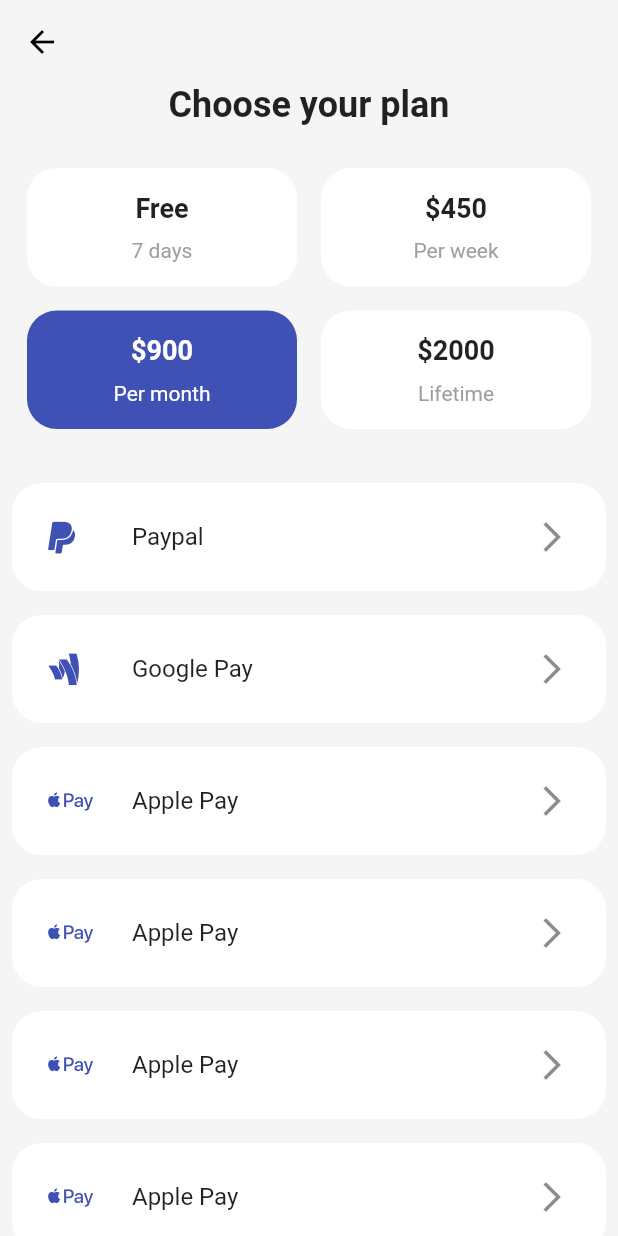
After one commit to doivjpxx/ft_ui_challenge_ecommerce, a Flutter app: the MyEcommerce3 screen opened by its route, on a phone screen of 412 x 824 dp. The commit adds this screen. Run offline on Flutter 3.47's test engine with Material 2 defaults, Android fonts, the phone set to English and light mode, and no system bars; our stand-ins replace font_awesome_flutter.

Commit message:
add ecommerce 3

```diff
--- a/lib/main.dart
+++ b/lib/main.dart
@@ -1,6 +1,7 @@
 import 'package:flutter/material.dart';
 import 'package:ft_ui_challenge_ecommerce/pages/ecommerce_1/ecommerce_1.dart';
 import 'package:ft_ui_challenge_ecommerce/pages/ecommerce_2/ecommerce_2.dart';
+import 'package:ft_ui_challenge_ecommerce/pages/ecommerce_3/ecommerce_3.dart';
 
 import 'pages/home_page.dart';
 
@@ -16,7 +17,7 @@ class MyApp extends StatelessWidget {
         '/': (context) => MyHomePage(),
         '/first': (context) => MyEcommerce1(),
         '/second': (context) => MyEcommerce2(),
-        // '/third': (context) => MyAnimation3(),
+        '/third': (context) => MyEcommerce3(),
         // '/four': (context) => MyAnimation4(),
         // '/five': (context) => MyAnimation5()
       },
--- /dev/null
+++ b/lib/pages/ecommerce_3/ecommerce_3.dart
@@ -0,0 +1,227 @@
+import 'package:flutter/material.dart';
+import 'package:ft_ui_challenge_ecommerce/widgets/rounded_container.dart';
+import 'package:font_awesome_flutter/font_awesome_flutter.dart';
+
+class MyEcommerce3 extends StatefulWidget {
+  @override
+  _MyEcommerce3State createState() => _MyEcommerce3State();
+}
+
+class _MyEcommerce3State extends State<MyEcommerce3> {
+  @override
+  Widget build(BuildContext context) {
+    return Scaffold(
+      appBar: AppBar(
+        backgroundColor: Colors.transparent,
+        elevation: 0,
+        iconTheme: IconThemeData(color: Colors.black),
+      ),
+      backgroundColor: Colors.grey[100],
+      body: SingleChildScrollView(
+        child: Column(
+          children: <Widget>[
+            Text(
+              "Choose your plan",
+              style: TextStyle(fontWeight: FontWeight.bold, fontSize: 24.0),
+            ),
+            SizedBox(
+              height: 20.0,
+            ),
+            Container(
+              margin: const EdgeInsets.only(left: 10.0, right: 10.0),
+              child: Row(
+                children: <Widget>[
+                  Expanded(
+                      child: RoundedContainer(
+                          margin: EdgeInsets.symmetric(
+                              horizontal: 8.0, vertical: 8.0),
+                          child: Column(
+                            children: <Widget>[
+                              Text(
+                                'Free',
+                                style: TextStyle(
+                                    fontWeight: FontWeight.bold, fontSize: 18),
+                              ),
+                              SizedBox(
+                                height: 10.0,
+                              ),
+                              Text(
+                                '7 days',
+                                style: TextStyle(color: Colors.grey),
+                              )
+                            ],
+                          ))),
+                  Expanded(
+                      child: RoundedContainer(
+                          margin: EdgeInsets.symmetric(
+                              horizontal: 8.0, vertical: 8.0),
+                          child: Column(
+                            children: <Widget>[
+                              Text(
+                                '\$450',
+                                style: TextStyle(
+                                    fontWeight: FontWeight.bold, fontSize: 18),
+                              ),
+                              SizedBox(
+                                height: 10.0,
+                              ),
+                              Text(
+                                'Per week',
+                                style: TextStyle(color: Colors.grey),
+                              )
+                            ],
+                          ))),
+                ],
+              ),
+            ),
+            Container(
+              margin: const EdgeInsets.only(left: 10.0, right: 10.0),
+              child: Row(
+                children: <Widget>[
+                  Expanded(
+                      child: RoundedContainer(
+                          color: Colors.indigo,
+                          margin: EdgeInsets.symmetric(
+                              horizontal: 8.0, vertical: 8.0),
+                          child: Column(
+                            children: <Widget>[
+                              Text(
+                                '\$900',
+                                style: TextStyle(
+                                    color: Colors.white,
+                                    fontWeight: FontWeight.bold,
+                                    fontSize: 18),
+                              ),
+                              SizedBox(
+                                height: 10.0,
+                              ),
+                              Text(
+                                'Per month',
+                                style: TextStyle(color: Colors.white),
+                              )
+                            ],
+                          ))),
+                  Expanded(
+                      child: RoundedContainer(
+                          margin: EdgeInsets.symmetric(
+                              horizontal: 8.0, vertical: 8.0),
+                          child: Column(
+                            children: <Widget>[
+                              Text(
+                                '\$2000',
+                                style: TextStyle(
+                                    fontWeight: FontWeight.bold, fontSize: 18),
+                              ),
+                              SizedBox(
+                                height: 10.0,
+                              ),
+                              Text(
+                                'Lifetime',
+                                style: TextStyle(color: Colors.grey),
+                              )
+                            ],
+                          )))
+                ],
+              ),
+            ),
+            SizedBox(
+              height: 20.0,
+            ),
+            RoundedContainer(
+              margin: const EdgeInsets.all(8.0),
+              padding: const EdgeInsets.all(8.0),
+              child: ListTile(
+                leading: FaIcon(
+                  FontAwesomeIcons.paypal,
+                  color: Colors.indigo,
+                ),
+                title: Text("Paypal"),
+                trailing: Icon(Icons.arrow_forward_ios),
+              ),
+            ),
+            RoundedContainer(
+              margin: const EdgeInsets.all(8.0),
+              padding: const EdgeInsets.all(8.0),
+              child: ListTile(
+                leading: FaIcon(
+                  FontAwesomeIcons.googleWallet,
+                  color: Colors.indigo,
+                ),
+                title: Text("Google Pay"),
+                trailing: Icon(Icons.arrow_forward_ios),
+              ),
+            ),
+            RoundedContainer(
+              margin: const EdgeInsets.all(8.0),
+              padding: const EdgeInsets.all(8.0),
+              child: ListTile(
+                leading: FaIcon(
+                  FontAwesomeIcons.applePay,
+                  color: Colors.indigo,
+                ),
+                title: Text("Apple Pay"),
+                trailing: Icon(Icons.arrow_forward_ios),
+              ),
+            ),
+            RoundedContainer(
+              margin: const EdgeInsets.all(8.0),
+              padding: const EdgeInsets.all(8.0),
+              child: ListTile(
+                leading: FaIcon(
+                  FontAwesomeIcons.applePay,
+                  color: Colors.indigo,
+                ),
+                title: Text("Apple Pay"),
+                trailing: Icon(Icons.arrow_forward_ios),
+              ),
+            ),
+            RoundedContainer(
+              margin: const EdgeInsets.all(8.0),
+              padding: const EdgeInsets.all(8.0),
+              child: ListTile(
+                leading: FaIcon(
+                  FontAwesomeIcons.applePay,
+                  color: Colors.indigo,
+                ),
+                title: Text("Apple Pay"),
+                trailing: Icon(Icons.arrow_forward_ios),
+              ),
+            ),
+            RoundedContainer(
+              margin: const EdgeInsets.all(8.0),
+              padding: const EdgeInsets.all(8.0),
+              child: ListTile(
+                leading: FaIcon(
+                  FontAwesomeIcons.applePay,
+                  color: Colors.indigo,
+                ),
+                title: Text("Apple Pay"),
+                trailing: Icon(Icons.arrow_forward_ios),
+              ),
+            ),
+            SizedBox(
+              height: 20.0,
+            ),
+            Container(
+              width: double.infinity,
+              padding: const EdgeInsets.symmetric(
+                vertical: 16.0,
+                horizontal: 32.0,
+              ),
+              child: RaisedButton(
+                elevation: 0,
+                padding: const EdgeInsets.all(24.0),
+                shape: RoundedRectangleBorder(
+                    borderRadius: BorderRadius.circular(10.0)),
+                child: Text("Continue"),
+                color: Colors.indigo,
+                textColor: Colors.white,
+                onPressed: () {},
+              ),
+            )
+          ],
+        ),
+      ),
+    );
+  }
+}
--- a/pubspec.yaml
+++ b/pubspec.yaml
@@ -28,6 +28,7 @@ dependencies:
   # The following adds the Cupertino Icons font to your application.
   # Use with the CupertinoIcons class for iOS style icons.
   cupertino_icons: ^1.0.1
+  font_awesome_flutter: ^8.11.0
 
 dev_dependencies:
   flutter_test:
```
Also changed, not shown: pubspec.lock, 2 other files.
